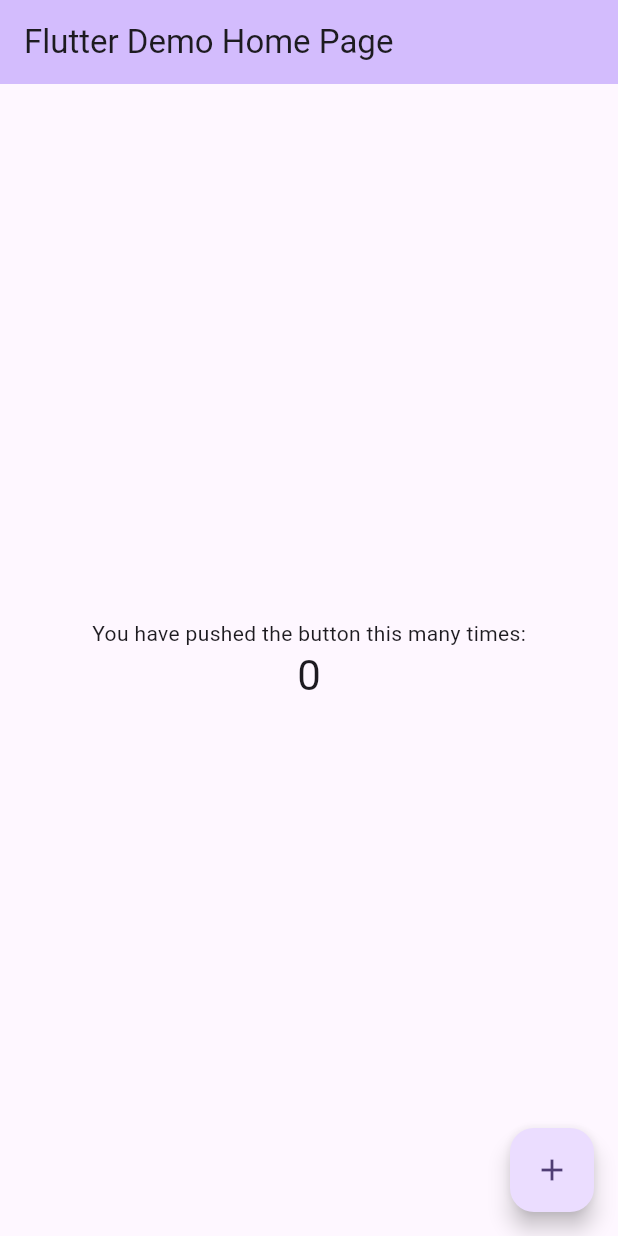
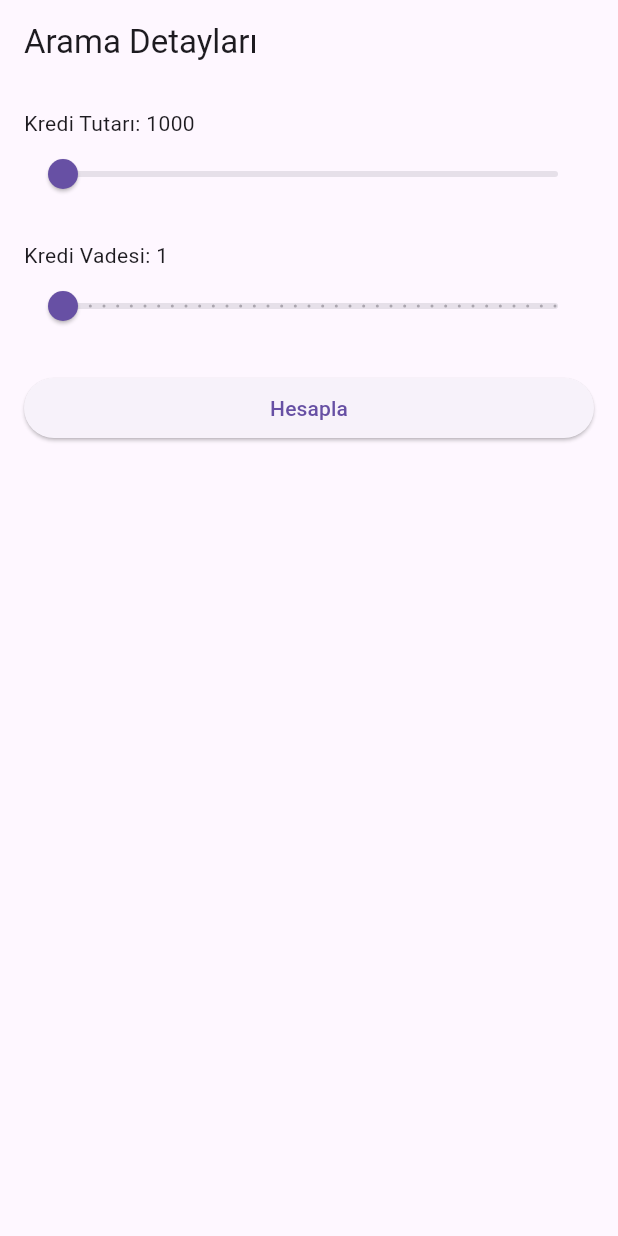
Before and after one commit to ymeliskaradag/loans_page, a Flutter app: the screen it shows after launch, on a phone screen of 412 x 824 dp. Run offline on Flutter 3.47's test engine with Material 3 defaults, Android fonts, the phone set to English and light mode, and no system bars.

Commit message:
list of loan offers updated

```diff
--- a/lib/main.dart
+++ b/lib/main.dart
@@ -1,125 +1,231 @@
+import 'dart:convert';
 import 'package:flutter/material.dart';
+import 'package:http/http.dart' as http;
 
 void main() {
-  runApp(const MyApp());
+  runApp(MyApp());
 }
 
-class MyApp extends StatelessWidget {
-  const MyApp({super.key});
+class LoanOffer {
+  final String bankName;
+  final double annualExpenseRate;
+  final double interestRate;
+  //final double amount;
+  //final int maturity;
 
-  // This widget is the root of your application.
+  LoanOffer({
+    required this.bankName,
+    required this.annualExpenseRate,
+    required this.interestRate,
+    //required this.amount,
+    //required this.maturity,
+  });
+
+  factory LoanOffer.fromJson(Map<String, dynamic> json) {
+  return LoanOffer(
+    bankName: json['bank'],
+    annualExpenseRate: json['annual_rate'],
+    interestRate: json['interest_rate'],
+    //amount: json['amount'],
+    //maturity: json['maturity'],
+  );
+  }
+
+}
+
+class SearchFormScreen extends StatefulWidget {
+  @override
+  _SearchFormScreenState createState() => _SearchFormScreenState();
+}
+
+class _SearchFormScreenState extends State<SearchFormScreen> {
+  double amountValue = 1000.0;
+  double maturityValue = 1.0;
+
   @override
   Widget build(BuildContext context) {
-    return MaterialApp(
-      title: 'Flutter Demo',
-      theme: ThemeData(
-        // This is the theme of your application.
-        //
-        // TRY THIS: Try running your application with "flutter run". You'll see
-        // the application has a purple toolbar. Then, without quitting the app,
-        // try changing the seedColor in the colorScheme below to Colors.green
-        // and then invoke "hot reload" (save your changes or press the "hot
-        // reload" button in a Flutter-supported IDE, or press "r" if you used
-        // the command line to start the app).
-        //
-        // Notice that the counter didn't reset back to zero; the application
-        // state is not lost during the reload. To reset the state, use hot
-        // restart instead.
-        //
-        // This works for code too, not just values: Most code changes can be
-        // tested with just a hot reload.
-        colorScheme: ColorScheme.fromSeed(seedColor: Colors.deepPurple),
-        useMaterial3: true,
+    return Scaffold(
+      appBar: AppBar(
+        title: Text('Arama Detayları'),
       ),
-      home: const MyHomePage(title: 'Flutter Demo Home Page'),
+      body: Padding(
+        padding: EdgeInsets.all(16.0),
+        child: Column(
+          crossAxisAlignment: CrossAxisAlignment.stretch,
+          children: [
+            Text('Kredi Tutarı: ${amountValue.toStringAsFixed(0)}'),
+            Slider(
+              value: amountValue,
+              min: 1000,
+              max: 300000,
+              divisions: 100,
+              label: amountValue.round().toString(),
+              onChanged: (value) {
+                setState(() {
+                  amountValue = value;
+                });
+              },
+            ),
+            SizedBox(height: 20),
+            Text('Kredi Vadesi: ${maturityValue.toStringAsFixed(0)}'),
+            Slider(
+              value: maturityValue,
+              min: 1,
+              max: 36,
+              divisions: 36,
+              label: maturityValue.round().toString(),
+              onChanged: (value) {
+                setState(() {
+                  maturityValue = value;
+                });
+              },
+            ),
+            SizedBox(height: 20),
+            ElevatedButton(
+              onPressed: () {
+                Navigator.push(
+                  context,
+                  MaterialPageRoute(
+                    builder: (context) => LoanListingScreen(
+                      amount: amountValue.round().toString(),
+                      maturity: maturityValue.round().toString(),
+                    ),
+                  ),
+                );
+              },
+              child: Text('Hesapla'),
+            ),
+          ],
+        ),
+      ),
     );
   }
 }
 
-class MyHomePage extends StatefulWidget {
-  const MyHomePage({super.key, required this.title});
+class LoanListingScreen extends StatefulWidget {
+  final String amount;
+  final String maturity;
 
-  // This widget is the home page of your application. It is stateful, meaning
-  // that it has a State object (defined below) that contains fields that affect
-  // how it looks.
-
-  // This class is the configuration for the state. It holds the values (in this
-  // case the title) provided by the parent (in this case the App widget) and
-  // used by the build method of the State. Fields in a Widget subclass are
-  // always marked "final".
-
-  final String title;
+  const LoanListingScreen({
+    required this.amount,
+    required this.maturity,
+  });
 
   @override
-  State<MyHomePage> createState() => _MyHomePageState();
+  _LoanListingScreenState createState() => _LoanListingScreenState();
 }
 
-class _MyHomePageState extends State<MyHomePage> {
-  int _counter = 0;
+class _LoanListingScreenState extends State<LoanListingScreen> {
+  late Future<List<LoanOffer>> _futureLoanOffers;
 
-  void _incrementCounter() {
-    setState(() {
-      // This call to setState tells the Flutter framework that something has
-      // changed in this State, which causes it to rerun the build method below
-      // so that the display can reflect the updated values. If we changed
-      // _counter without calling setState(), then the build method would not be
-      // called again, and so nothing would appear to happen.
-      _counter++;
-    });
+  @override
+  void initState() {
+    super.initState();
+    _futureLoanOffers = fetchLoanOffers(widget.amount, widget.maturity);
+  }
+
+  Future<List<LoanOffer>> fetchLoanOffers(String amount, String maturity) async {
+    final response = await http.get(
+      Uri.parse('https://api2.teklifimgelsin.com/api/getLoanOffers?kredi_tipi=0&vade=$maturity&tutar=$amount'),
+    );
+
+    if (response.statusCode == 200) {
+      print(response.body);
+
+      Map<String, dynamic> parsedData = jsonDecode(response.body);
+      List<dynamic> activeOffers = parsedData['active_offers'];
+      List<LoanOffer> _loanOffers = activeOffers.map((offer) => LoanOffer.fromJson(offer)).toList();
+      return _loanOffers;
+    } else {
+      // Handle error
+      throw Exception('Kredi teklifleri yüklenemedi.');
+    }
+
   }
 
   @override
   Widget build(BuildContext context) {
-    // This method is rerun every time setState is called, for instance as done
-    // by the _incrementCounter method above.
-    //
-    // The Flutter framework has been optimized to make rerunning build methods
-    // fast, so that you can just rebuild anything that needs updating rather
-    // than having to individually change instances of widgets.
     return Scaffold(
       appBar: AppBar(
-        // TRY THIS: Try changing the color here to a specific color (to
-        // Colors.amber, perhaps?) and trigger a hot reload to see the AppBar
-        // change color while the other colors stay the same.
-        backgroundColor: Theme.of(context).colorScheme.inversePrimary,
-        // Here we take the value from the MyHomePage object that was created by
-        // the App.build method, and use it to set our appbar title.
-        title: Text(widget.title),
+        title: Text('Kredi Teklifleri'),
       ),
-      body: Center(
-        // Center is a layout widget. It takes a single child and positions it
-        // in the middle of the parent.
+      body: FutureBuilder<List<LoanOffer>>(
+        future: _futureLoanOffers,
+        builder: (context, snapshot) {
+          if (snapshot.connectionState == ConnectionState.waiting) {
+            return Center(child: CircularProgressIndicator());
+          } else if (snapshot.hasError) {
+            return Center(child: Text('Hata: ${snapshot.error}'));
+          } else {
+            List<LoanOffer> _loanOffers = snapshot.data!;
+            return ListView.builder(
+              itemCount: _loanOffers.length,
+              itemBuilder: (context, index) {
+                return ListTile(
+                  title: Text(_loanOffers[index].bankName),
+                  subtitle: Text('Faiz Oranı: ${_loanOffers[index].interestRate.toStringAsFixed(2)}'),
+                  onTap: () {
+                    Navigator.push(
+                      context,
+                      MaterialPageRoute(
+                        builder: (context) => LoanDetailScreen(
+                          loanOffer: _loanOffers[index],
+                        ),
+                      ),
+                    );
+                  },
+                );
+              },
+            );
+          }
+        },
+      ),
+    );
+  }
+}
+
+class LoanDetailScreen extends StatelessWidget {
+  final LoanOffer loanOffer;
+
+  const LoanDetailScreen({required this.loanOffer});
+
+  @override
+  Widget build(BuildContext context) {
+    return Scaffold(
+      appBar: AppBar(
+        title: Text('Kredi Detayları'),
+      ),
+      body: Padding(
+        padding: EdgeInsets.all(16.0),
         child: Column(
-          // Column is also a layout widget. It takes a list of children and
-          // arranges them vertically. By default, it sizes itself to fit its
-          // children horizontally, and tries to be as tall as its parent.
-          //
-          // Column has various properties to control how it sizes itself and
-          // how it positions its children. Here we use mainAxisAlignment to
-          // center the children vertically; the main axis here is the vertical
-          // axis because Columns are vertical (the cross axis would be
-          // horizontal).
-          //
-          // TRY THIS: Invoke "debug painting" (choose the "Toggle Debug Paint"
-          // action in the IDE, or press "p" in the console), to see the
-          // wireframe for each widget.
-          mainAxisAlignment: MainAxisAlignment.center,
-          children: <Widget>[
-            const Text(
-              'You have pushed the button this many times:',
-            ),
-            Text(
-              '$_counter',
-              style: Theme.of(context).textTheme.headlineMedium,
-            ),
+          crossAxisAlignment: CrossAxisAlignment.start,
+          children: [
+            Text('Banka Adı: ${loanOffer.bankName}'),
+            SizedBox(height: 10),
+            Text('Yıllık Maliyet Oranı: ${loanOffer.annualExpenseRate.toStringAsFixed(2)}'),
+            SizedBox(height: 10),
+            Text('Faiz Oranı: ${loanOffer.interestRate.toStringAsFixed(2)}'),
+            SizedBox(height: 10),
+            //Text('Kredi Tutarı: ${loanOffer.amount}'),
+            SizedBox(height: 10),
+            //Text('Kredi Vadesi: ${loanOffer.maturity}'),
           ],
         ),
       ),
-      floatingActionButton: FloatingActionButton(
-        onPressed: _incrementCounter,
-        tooltip: 'Increment',
-        child: const Icon(Icons.add),
-      ), // This trailing comma makes auto-formatting nicer for build methods.
     );
   }
 }
+
+class MyApp extends StatelessWidget {
+  @override
+  Widget build(BuildContext context) {
+    return MaterialApp(
+      title: 'Kredi Uygulaması',
+      theme: ThemeData(
+        primarySwatch: Colors.blue,
+      ),
+      home: SearchFormScreen(),
+      debugShowCheckedModeBanner: false,
+    );
+  }
+}
--- a/pubspec.yaml
+++ b/pubspec.yaml
@@ -35,6 +35,7 @@ dependencies:
   # The following adds the Cupertino Icons font to your application.
   # Use with the CupertinoIcons class for iOS style icons.
   cupertino_icons: ^1.0.6
+  http: ^1.2.1
 
 dev_dependencies:
   flutter_test:
```
Also changed, not shown: pubspec.lock, 1 other file.
